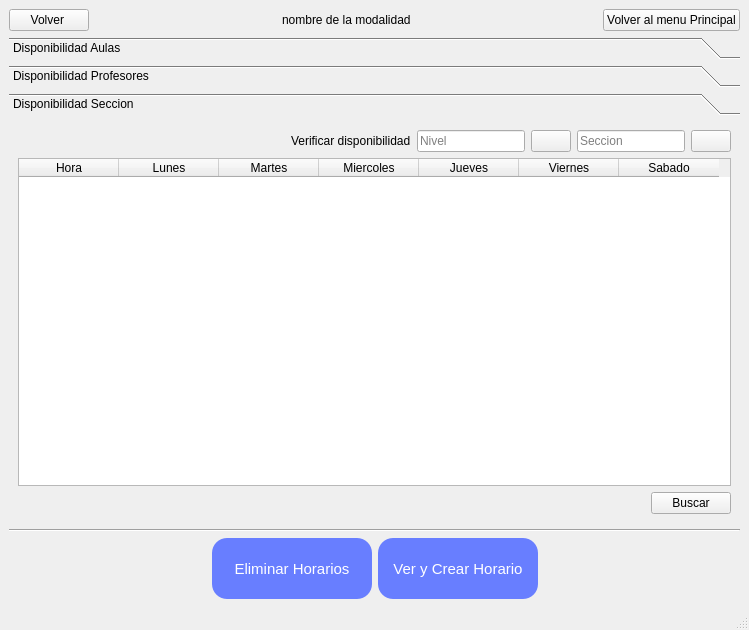
First picture: the form in ui/plantilla_menu_de_horarios.ui, repository Reinaldito04/IUTA----HORARIOS, before the edit.
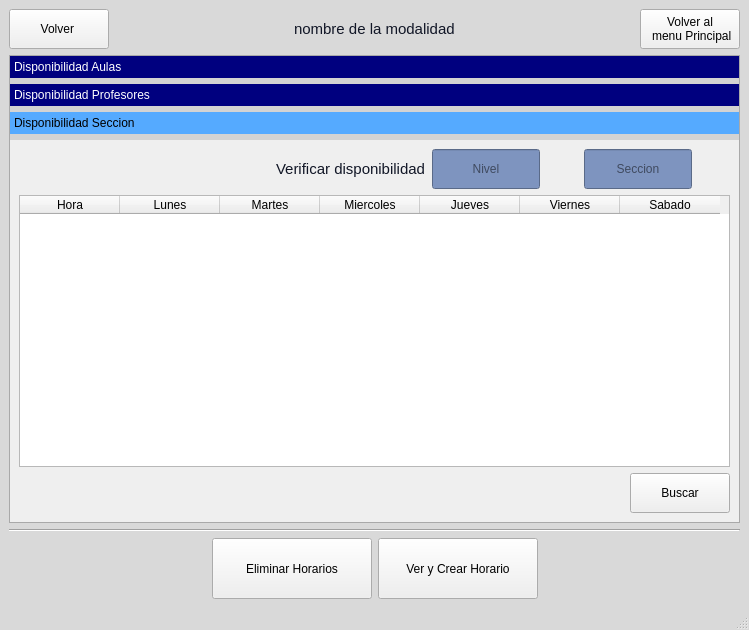
Second picture: the form after the edit. The open tabs and pages were chosen to show the change. Icons and pictures are not drawn.

```diff
--- a/ui/plantilla_menu_de_horarios.ui
+++ b/ui/plantilla_menu_de_horarios.ui
@@ -13,12 +13,43 @@
   <property name="windowTitle">
    <string>MainWindow</string>
   </property>
+  <property name="styleSheet">
+   <string notr="true">
+QMainWindow{
+background-color:#D9D9D9;
+}
+QLineEdit{
+background-color: #7E94Bf;
+}
+QLabel{
+font-size:15px;
+color:#111626;}
+</string>
+  </property>
   <widget class="QWidget" name="centralwidget">
    <layout class="QVBoxLayout" name="verticalLayout_5">
     <item>
      <layout class="QHBoxLayout" name="horizontalLayout">
       <item>
        <widget class="QPushButton" name="bt_back">
+        <property name="minimumSize">
+         <size>
+          <width>100</width>
+          <height>40</height>
+         </size>
+        </property>
+        <property name="styleSheet">
+         <string notr="true">QPushButton{
+background-color:#253b59;
+color:white;
+font-size:14px;
+border-radius:15px;
+}
+QPushButton::Hover{
+background-color:#637aa6;
+}
+font-size:15px;</string>
+        </property>
         <property name="text">
          <string>Volver </string>
         </property>
@@ -59,8 +90,27 @@
       </item>
       <item>
        <widget class="QPushButton" name="bt_salir">
+        <property name="minimumSize">
+         <size>
+          <width>100</width>
+          <height>40</height>
+         </size>
+        </property>
+        <property name="styleSheet">
+         <string notr="true">QPushButton{
+background-color:#253b59;
+color:white;
+font-size:14px;
+border-radius:15px;
+}
+QPushButton::Hover{
+background-color:#637aa6;
+}
+font-size:15px;</string>
+        </property>
         <property name="text">
-         <string>Volver al menu Principal</string>
+         <string>Volver al  
+ menu Principal</string>
         </property>
        </widget>
       </item>
@@ -68,6 +118,25 @@
     </item>
     <item>
      <widget class="QToolBox" name="toolBox">
+      <property name="styleSheet">
+       <string notr="true">QToolBox {
+    background-color: lightgray;
+    border: 1px solid darkgray;
+    font: 75 12pt &quot;Arial&quot;;
+}
+
+QToolBox::tab {
+    background-color: #00007f;
+    color: white;
+}
+
+QToolBox::tab:selected {
+    background-color: #55aaff;
+	background-color: rgb(85, 170, 255);
+    color: black;
+}
+</string>
+      </property>
       <property name="currentIndex">
        <number>2</number>
       </property>
@@ -330,8 +399,8 @@
         <rect>
          <x>0</x>
          <y>0</y>
-         <width>731</width>
-         <height>386</height>
+         <width>725</width>
+         <height>338</height>
         </rect>
        </property>
        <attribute name="icon">
@@ -368,6 +437,15 @@
             </item>
             <item>
              <widget class="QLineEdit" name="ln_disponibilidad_carrera">
+              <property name="minimumSize">
+               <size>
+                <width>100</width>
+                <height>40</height>
+               </size>
+              </property>
+              <property name="alignment">
+               <set>Qt::AlignCenter</set>
+              </property>
               <property name="readOnly">
                <bool>true</bool>
               </property>
@@ -378,6 +456,9 @@
             </item>
             <item>
              <widget class="QPushButton" name="bt_carrerabuscar">
+              <property name="styleSheet">
+               <string notr="true">border:none;</string>
+              </property>
               <property name="text">
                <string/>
               </property>
@@ -389,6 +470,15 @@
             </item>
             <item>
              <widget class="QLineEdit" name="ln_disponibilidad_seccion">
+              <property name="minimumSize">
+               <size>
+                <width>100</width>
+                <height>40</height>
+               </size>
+              </property>
+              <property name="alignment">
+               <set>Qt::AlignCenter</set>
+              </property>
               <property name="readOnly">
                <bool>true</bool>
               </property>
@@ -399,6 +489,9 @@
             </item>
             <item>
              <widget class="QPushButton" name="bt_seccionbuscar">
+              <property name="styleSheet">
+               <string notr="true">border:none;</string>
+              </property>
               <property name="text">
                <string/>
               </property>
@@ -468,6 +561,24 @@
           </item>
           <item>
            <widget class="QPushButton" name="bt_sesion">
+            <property name="minimumSize">
+             <size>
+              <width>100</width>
+              <height>40</height>
+             </size>
+            </property>
+            <property name="styleSheet">
+             <string notr="true">QPushButton{
+background-color:#253b59;
+color:white;
+font-size:14px;
+border-radius:15px;
+}
+QPushButton::Hover{
+background-color:#637aa6;
+}
+font-size:15px;</string>
+            </property>
             <property name="text">
              <string>Buscar</string>
             </property>
@@ -516,10 +627,17 @@
          </size>
         </property>
         <property name="styleSheet">
-         <string notr="true">border-radius:15px;
+         <string notr="true">QPushButton{
+background-color:#253b59;
 color:white;
+font-size:14px;
+border-radius:15px;
+}
+QPushButton::Hover{
+background-color:#637aa6;
+}
 font-size:15px;
-background-color: rgb(104, 126, 255);</string>
+font-size:15px;</string>
         </property>
         <property name="text">
          <string>Eliminar Horarios</string>
@@ -551,10 +669,18 @@
          </size>
         </property>
         <property name="styleSheet">
-         <string notr="true">border-radius:15px;
+         <string notr="true">QPushButton{
+background-color:#253b59;
 color:white;
+font-size:14px;
+border-radius:15px;
+}
+QPushButton::Hover{
+background-color:#637aa6;
+}
 font-size:15px;
-background-color: rgb(104, 126, 255);</string>
+font-size:15px;
+</string>
         </property>
         <property name="text">
          <string>Ver y Crear Horario</string>
```
Left out of the diff: 81 changed lines with no effect on the pictures.
